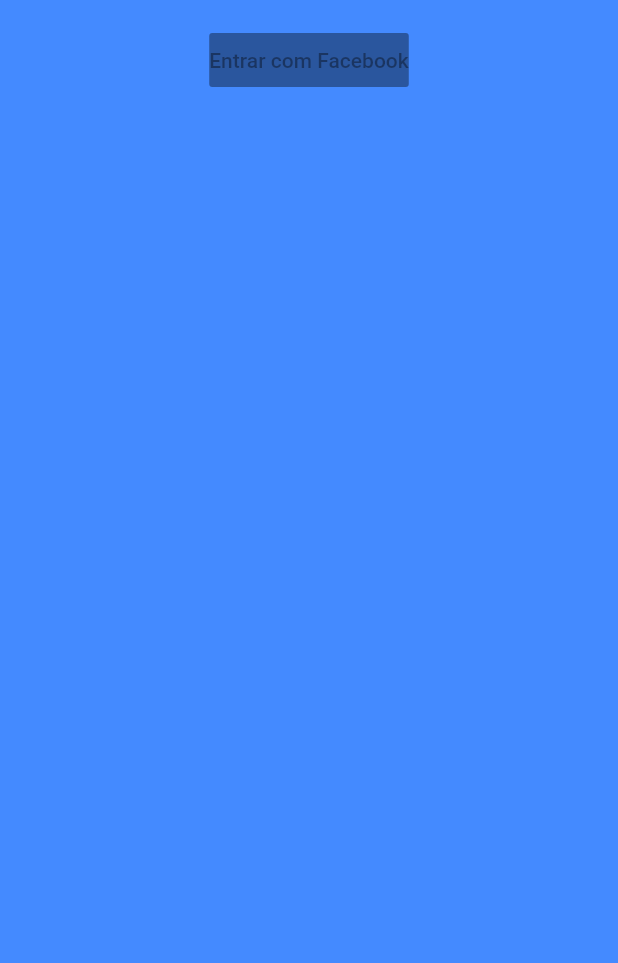
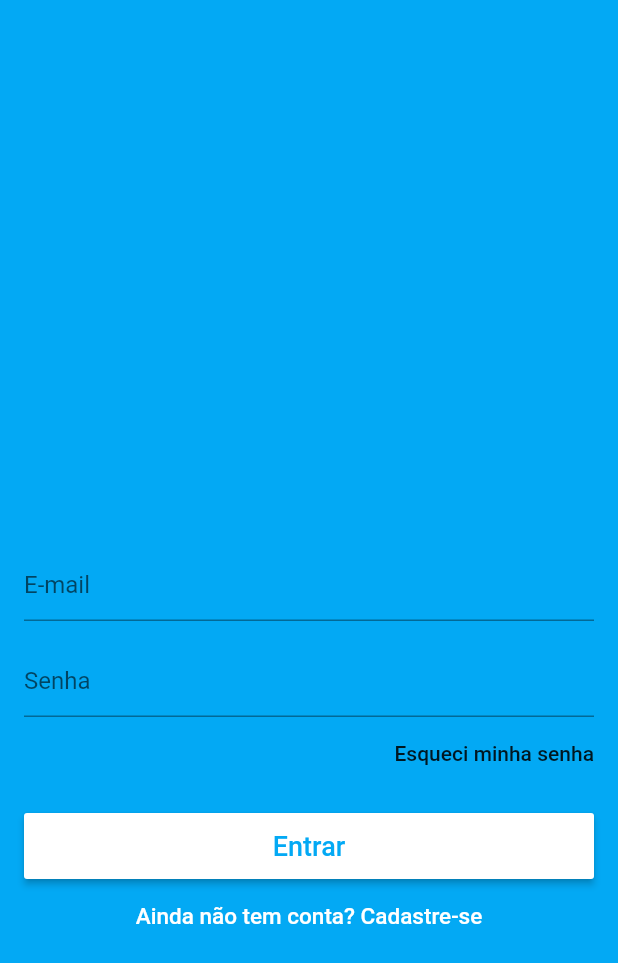
Before and after one commit to AdoniasLemos/mercado_artesao_app, a Flutter app: the screen it shows after launch, in the side drawer, after a tap on "Entre ou cadastre-se >", on a phone screen of 412 x 824 dp. Shown: the top 963 px of the screen. Run offline on Flutter 3.47's test engine with Material 2 defaults, Android fonts, the phone set to English and light mode, and no system bars; our stand-ins replace carousel_pro, cloud_firestore, firebase_auth, transparent_image; accounts and stored records are empty.

Commit message:
adicionando mudaças no layout

```diff
--- a/lib/screens/login_screen.dart
+++ b/lib/screens/login_screen.dart
@@ -15,13 +15,11 @@ class _LoginScreenState extends State<LoginScreen> {
   final _formKey = GlobalKey<FormState>();
   final _scaffoldKey = GlobalKey<ScaffoldState>();
 
-  bool isLoggedIn = false;
-
   @override
   Widget build(BuildContext context) {
     return Scaffold(
-        backgroundColor: Colors.blueAccent,
         key: _scaffoldKey,
+        backgroundColor: Colors.lightBlue,
         body: ScopedModelDescendant<UserModel>(
           builder: (context, child, model) {
             if (model.isLoading)
@@ -34,38 +32,101 @@ class _LoginScreenState extends State<LoginScreen> {
               child: ListView(
                 padding: EdgeInsets.all(16.0),
                 children: <Widget>[
+                  SizedBox(
+                    height: 350.0,
+                  ),
+                  TextFormField(
+                    controller: _emailController,
+                    decoration: InputDecoration(hintText: "E-mail"),
+                    keyboardType: TextInputType.emailAddress,
+                    validator: (text) {
+                      if (text.isEmpty || !text.contains("@"))
+                        return "E-mail inválido!";
+                    },
+                  ),
+                  SizedBox(
+                    height: 16.0,
+                  ),
+                  TextFormField(
+                    controller: _passController,
+                    decoration: InputDecoration(hintText: "Senha"),
+                    obscureText: true,
+                    validator: (text) {
+                      if (text.isEmpty || text.length < 6)
+                        return "Senha inválida!";
+                    },
+                  ),
                   Align(
-                    alignment: Alignment.center,
-                    child: RaisedButton(
+                    alignment: Alignment.centerRight,
+                    child: FlatButton(
+                      onPressed: () {
+                        if (_emailController.text.isEmpty)
+                          _scaffoldKey.currentState.showSnackBar(SnackBar(
+                            content:
+                                Text("Insira seu e-mail para recuperação!"),
+                            backgroundColor: Colors.redAccent,
+                            duration: Duration(seconds: 2),
+                          ));
+                        else {
+                          model.recoverPass(_emailController.text);
+                          _scaffoldKey.currentState.showSnackBar(SnackBar(
+                            content: Text("Confira seu e-mail!"),
+                            backgroundColor: Theme.of(context).primaryColor,
+                            duration: Duration(seconds: 2),
+                          ));
+                        }
+                      },
                       child: Text(
-                        "Entrar com Facebook",
-                        textAlign: TextAlign.center,
+                        "Esqueci minha senha",
+                        textAlign: TextAlign.right,
                       ),
                       padding: EdgeInsets.zero,
                     ),
                   ),
-                  SizedBox(height: 20),
-                  // SizedBox(
-                  //   height: 44.0,
-                  //   child: RaisedButton(
-                  //     child: Text(
-                  //       "Entrar",
-                  //       style: TextStyle(
-                  //         fontSize: 18.0,
-                  //       ),
-                  //     ),
-                  //     textColor: Colors.white,
-                  //     color: Theme.of(context).primaryColor,
-                  //     onPressed: () {
-                  //       if (_formKey.currentState.validate()) {}
-                  //       model.signIn(
-                  //           email: _emailController.text,
-                  //           pass: _passController.text,
-                  //           onSuccess: _onSuccess,
-                  //           onFail: _onFail);
-                  //     },
-                  //   ),
-                  // ),
+                  SizedBox(
+                    height: 16.0,
+                  ),
+                  SizedBox(
+                    height: 44.0,
+                    child: RaisedButton(
+                      child: Text(
+                        "Entrar",
+                        style: TextStyle(
+                          fontSize: 18.0,
+                        ),
+                      ),
+                      textColor: Colors.lightBlue,
+                      color: Colors.white,
+                      onPressed: () {
+                        if (_formKey.currentState.validate()) {}
+                        model.signIn(
+                            email: _emailController.text,
+                            pass: _passController.text,
+                            onSuccess: _onSuccess,
+                            onFail: _onFail);
+                      },
+                    ),
+                  ),
+                  SizedBox(
+                    height: 50.0,
+                    child: FlatButton(
+                      child: Text(
+                        "Ainda não tem conta? Cadastre-se",
+                        style: TextStyle(fontSize: 15.0),
+                      ),
+                      textColor: Colors.white,
+                      // onPressed: () {
+                      //   Navigator.of(context).pushReplacement(MaterialPageRoute(
+                      //       builder: (context) => SignUpScreen()));
+                      // },
+                      onPressed: () {
+                        Navigator.push(
+                            context,
+                            MaterialPageRoute(
+                                builder: (context) => SignUpScreen()));
+                      },
+                    ),
+                  ),
                 ],
               ),
             );
--- a/lib/tabs/home_tab.dart
+++ b/lib/tabs/home_tab.dart
@@ -8,22 +8,9 @@ class HomeTab extends StatelessWidget {
   @override
   Widget build(BuildContext context) {
 
-    Widget _buildBodyBack() => Container(
-      decoration: BoxDecoration(
-          gradient: LinearGradient(
-              colors: [
-                Color.fromARGB(255, 0, 0, 205),
-                Colors.white
-              ],
-              begin: Alignment.topLeft,
-              end: Alignment.bottomRight
-          )
-      ),
-    );
 
     return Stack(
       children: <Widget>[
-        _buildBodyBack(),
         CustomScrollView(
           slivers: <Widget>[
             SliverAppBar(
--- a/lib/widgets/custom_drawer.dart
+++ b/lib/widgets/custom_drawer.dart
@@ -29,7 +29,7 @@ class CustomDrawer extends StatelessWidget {
     return Drawer(
       child: Stack(
         children: <Widget>[
-          _buildDrawerBack(),
+          // _buildDrawerBack(),
           ListView(
             padding: EdgeInsets.only(left: 32.0, top: 16.0),
             children: <Widget>[
@@ -43,7 +43,7 @@ class CustomDrawer extends StatelessWidget {
                       top: 8.0,
                       left: 0.0,
                       child: Text("Mercado\nArtesão",
-                        style: TextStyle(fontSize: 34.0, color: Color.fromRGBO(255,75, 41, 100), fontWeight: FontWeight.bold),
+                        style: TextStyle(fontSize: 34.0, color: Colors.blueAccent, fontWeight: FontWeight.bold),
                       ),
                     ),
                     Positioned(
```
Also changed, not shown: lib/screens/signup_screen.dart (+68 -60 lines).
